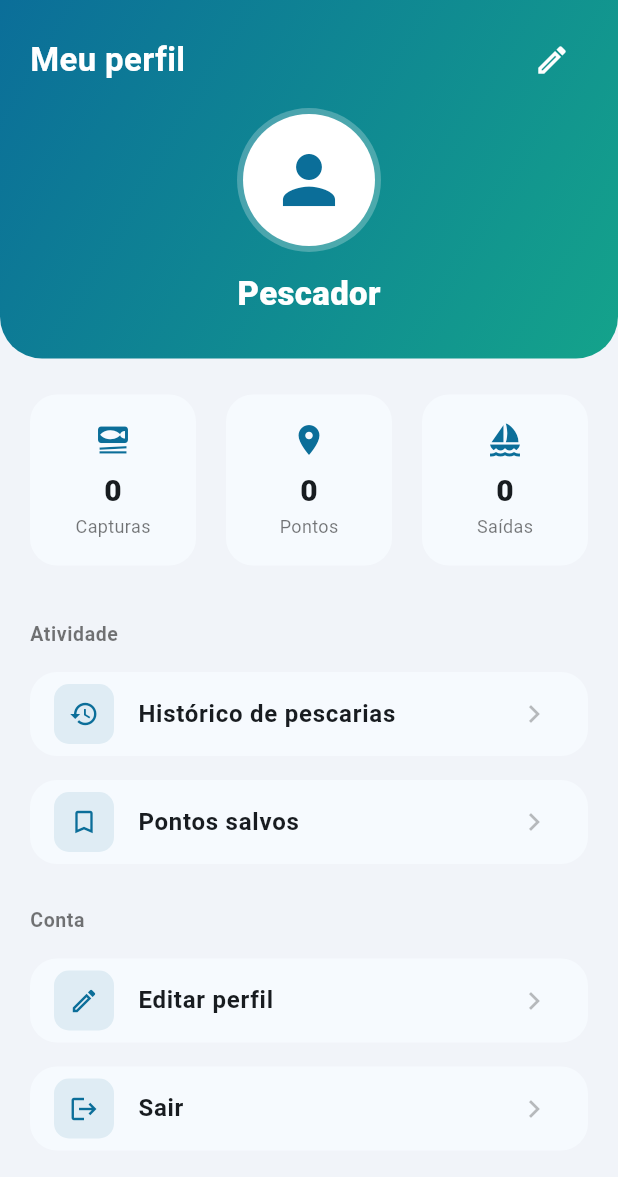
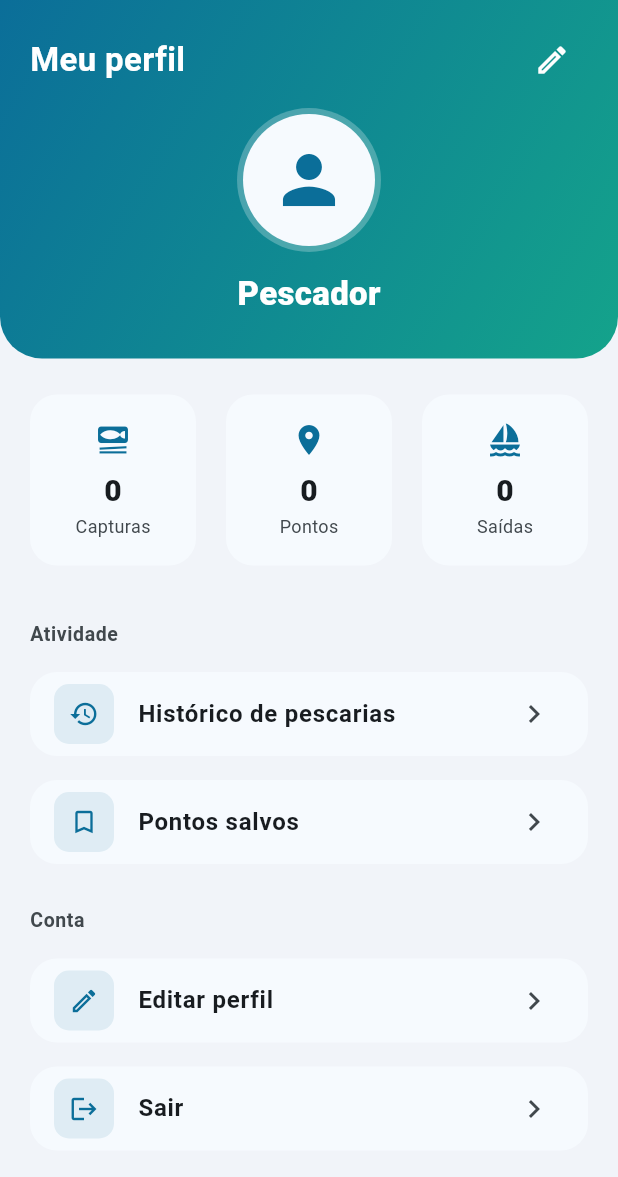
Before and after one commit to jprediger/fishing-app, a Flutter app: the ProfileScreen screen opened directly, on a phone screen of 412 x 824 dp. Shown: the top 1177 px of the screen. Run offline on Flutter 3.47's test engine with Material 3 defaults, Android fonts, the phone set to English and light mode, and no system bars; our stand-ins replace flutter_map, flutter_secure_storage, image_picker, latlong2; missing offline and left inert: flutter_map_cancellable_tile_provider; accounts and stored records are empty.

Commit message:
feat: design system and light/dark mode

```diff
--- a/app/lib/screens/auth_gate.dart
+++ b/app/lib/screens/auth_gate.dart
@@ -53,6 +53,7 @@ class _SplashScreen extends StatelessWidget {
 
   @override
   Widget build(BuildContext context) {
+    // Brancos intencionais sobre gradiente de marca.
     return const Scaffold(
       body: DecoratedBox(
         decoration: BoxDecoration(gradient: AppColors.waterGradient),
--- a/app/lib/screens/catch_detail_screen.dart
+++ b/app/lib/screens/catch_detail_screen.dart
@@ -264,10 +264,11 @@ class _CatchDetailScreenState extends State<CatchDetailScreen> {
   }
 
   Widget _buildPhotos(CatchRecord record) {
+    final cs = Theme.of(context).colorScheme;
     if (record.photos.isEmpty) {
       return Container(
         height: 220,
-        color: Colors.black12,
+        color: cs.surfaceContainerHighest,
         child: const Center(child: Icon(Icons.photo, size: 56)),
       );
     }
@@ -285,7 +286,7 @@ class _CatchDetailScreenState extends State<CatchDetailScreen> {
                 ? null
                 : {'Authorization': 'Bearer ${widget.authToken}'},
             errorBuilder: (context, error, stackTrace) => Container(
-              color: Colors.black12,
+              color: cs.surfaceContainerHighest,
               child: const Center(child: Icon(Icons.broken_image, size: 56)),
             ),
           );
--- a/app/lib/screens/fish_picker_sheet.dart
+++ b/app/lib/screens/fish_picker_sheet.dart
@@ -76,6 +76,7 @@ class _FishPickerSheetState extends State<FishPickerSheet> {
 
   @override
   Widget build(BuildContext context) {
+    final cs = Theme.of(context).colorScheme;
     return SafeArea(
       child: Padding(
         padding: const EdgeInsets.fromLTRB(16, 8, 16, 16),
@@ -88,7 +89,7 @@ class _FishPickerSheetState extends State<FishPickerSheet> {
                 width: 42,
                 height: 5,
                 decoration: BoxDecoration(
-                  color: Colors.black12,
+                  color: cs.outlineVariant,
                   borderRadius: BorderRadius.circular(99),
                 ),
               ),
--- a/app/lib/screens/profile_screen.dart
+++ b/app/lib/screens/profile_screen.dart
@@ -79,6 +79,8 @@ class ProfileScreen extends StatelessWidget {
   Widget _buildHeader(BuildContext context, AuthUser? user) {
     final name = user?.name ?? 'Pescador';
     final email = user?.email ?? '';
+    final cs = Theme.of(context).colorScheme;
+    // Brancos intencionais sobre gradiente de marca.
     return Container(
       decoration: const BoxDecoration(
         gradient: AppColors.waterGradient,
@@ -114,10 +116,14 @@ class ProfileScreen extends StatelessWidget {
                   shape: BoxShape.circle,
                   color: Colors.white.withValues(alpha: 0.25),
                 ),
-                child: const CircleAvatar(
+                child: CircleAvatar(
                   radius: 44,
-                  backgroundColor: Colors.white,
-                  child: Icon(Icons.person, size: 52, color: AppColors.primary),
+                  backgroundColor: cs.surface,
+                  child: const Icon(
+                    Icons.person,
+                    size: 52,
+                    color: AppColors.primary,
+                  ),
                 ),
               ),
               const SizedBox(height: 12),
@@ -176,6 +182,7 @@ class _StatCard extends StatelessWidget {
 
   @override
   Widget build(BuildContext context) {
+    final cs = Theme.of(context).colorScheme;
     return Expanded(
       child: Card(
         child: Padding(
@@ -193,7 +200,7 @@ class _StatCard extends StatelessWidget {
               ),
               Text(
                 label,
-                style: const TextStyle(fontSize: 12, color: Colors.black54),
+                style: TextStyle(fontSize: 12, color: cs.onSurfaceVariant),
               ),
             ],
           ),
@@ -209,14 +216,15 @@ class _SectionTitle extends StatelessWidget {
 
   @override
   Widget build(BuildContext context) {
+    final cs = Theme.of(context).colorScheme;
     return Padding(
       padding: const EdgeInsets.fromLTRB(20, 8, 20, 8),
       child: Text(
         title,
-        style: const TextStyle(
+        style: TextStyle(
           fontSize: 13,
           fontWeight: FontWeight.w700,
-          color: Colors.black54,
+          color: cs.onSurfaceVariant,
           letterSpacing: 0.4,
         ),
       ),
@@ -233,6 +241,7 @@ class _ProfileTile extends StatelessWidget {
 
   @override
   Widget build(BuildContext context) {
+    final cs = Theme.of(context).colorScheme;
     return Padding(
       padding: const EdgeInsets.symmetric(horizontal: 16, vertical: 4),
       child: Card(
@@ -242,6 +251,7 @@ class _ProfileTile extends StatelessWidget {
             height: 40,
             decoration: BoxDecoration(
               color: AppColors.primary.withValues(alpha: 0.1),
+              // brand accent stays fixed; surface text follows theme.
               borderRadius: BorderRadius.circular(10),
             ),
             child: Icon(icon, color: AppColors.primary, size: 20),
@@ -250,7 +260,7 @@ class _ProfileTile extends StatelessWidget {
             title,
             style: const TextStyle(fontWeight: FontWeight.w600),
           ),
-          trailing: const Icon(Icons.chevron_right, color: Colors.black26),
+          trailing: Icon(Icons.chevron_right, color: cs.onSurfaceVariant),
           onTap: onTap,
         ),
       ),
--- a/app/lib/theme/app_theme.dart
+++ b/app/lib/theme/app_theme.dart
@@ -46,9 +46,7 @@ class AppTheme {
       cardTheme: CardThemeData(
         elevation: 0,
         color: colorScheme.surface,
-        shape: RoundedRectangleBorder(
-          borderRadius: BorderRadius.circular(18),
-        ),
+        shape: RoundedRectangleBorder(borderRadius: BorderRadius.circular(18)),
         clipBehavior: Clip.antiAlias,
       ),
       navigationBarTheme: NavigationBarThemeData(
```
Also changed, not shown: app/lib/screens/auth_widgets.dart (+6 -4 lines), app/lib/screens/catch_form_screen.dart (+19 -13 lines), app/lib/screens/edit_profile_screen.dart (+4 -3 lines), app/lib/screens/login_screen.dart (+4 -4 lines), app/lib/screens/register_screen.dart (+4 -4 lines), app/lib/screens/search_screen.dart (+28 -15 lines), 4 other files.
